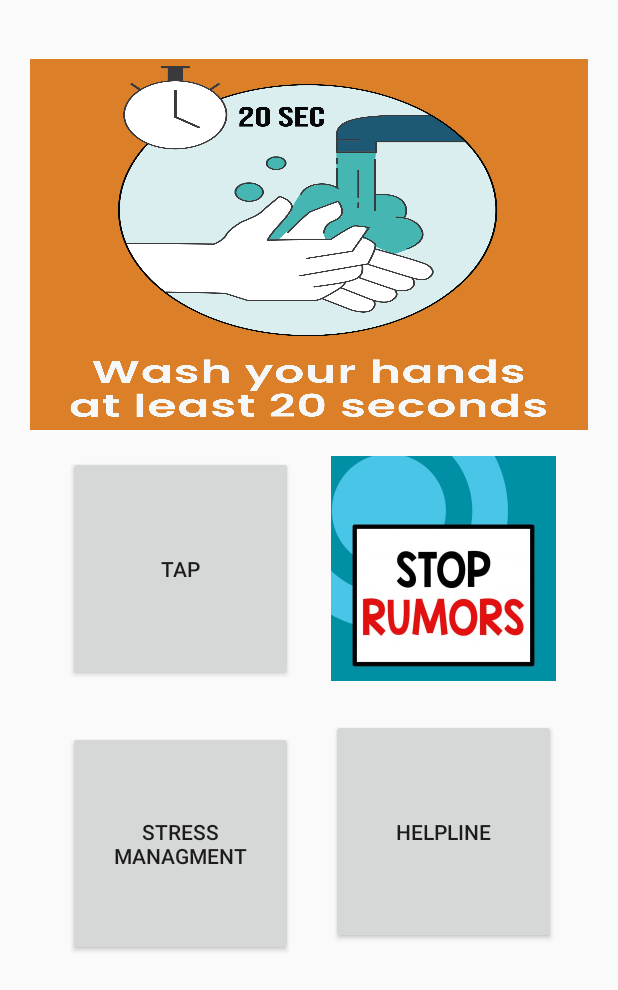
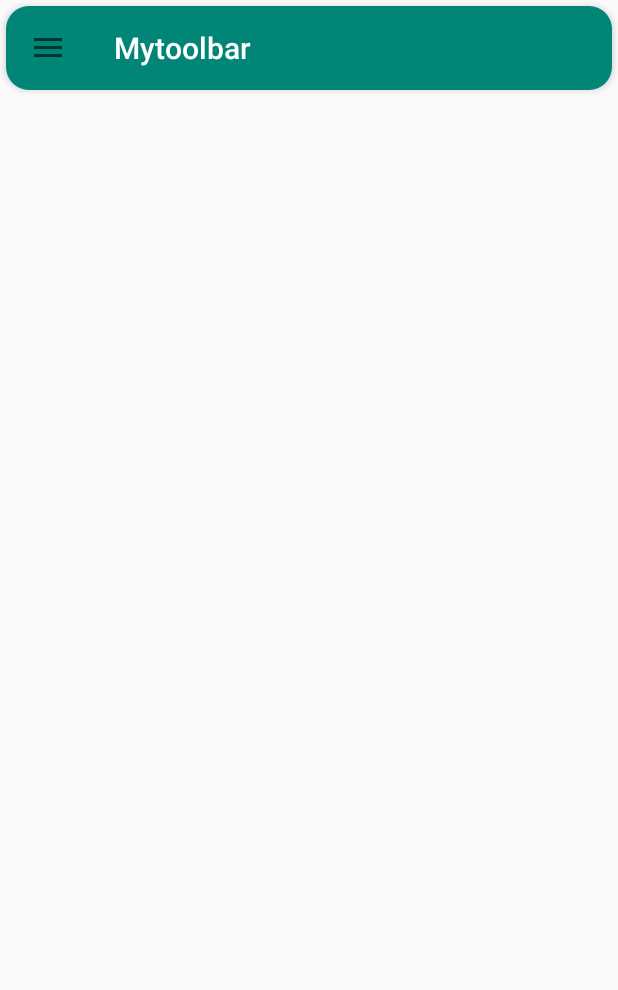
Before and after one commit to shwetakashid12/Hack_O-_Holics, an Android app: the screen it shows after launch (MainActivity before the commit, login after it), on a phone screen of 412 x 824 dp. Shown: the top 990 px of the screen. Run offline under Robolectric (Android 15) with nearby library versions, the phone set to English and light mode, and no system bars.

Commit message:
Drawer added

```diff
--- a/app/build.gradle
+++ b/app/build.gradle
@@ -34,4 +34,8 @@ dependencies {
     implementation 'com.leo.simplearcloader:simplearcloader:1.0.+'
     implementation 'com.github.bumptech.glide:glide:4.11.0'
     annotationProcessor 'com.github.bumptech.glide:compiler:4.11.0'
+    implementation "androidx.drawerlayout:drawerlayout:1.0.0"
+    implementation 'com.google.android.material:material:1.2.0-alpha06'
+
+
 }
--- a/app/src/main/AndroidManifest.xml
+++ b/app/src/main/AndroidManifest.xml
@@ -1,7 +1,8 @@
 <?xml version="1.0" encoding="utf-8"?>
 <manifest xmlns:android="http://schemas.android.com/apk/res/android"
     package="com.example.hackthon_covid">
-    <uses-permission android:name="android.permission.INTERNET"/>
+
+    <uses-permission android:name="android.permission.INTERNET" />
 
     <application
         android:allowBackup="true"
@@ -10,13 +11,7 @@
         android:roundIcon="@mipmap/ic_launcher_round"
         android:supportsRtl="true"
         android:theme="@style/AppTheme">
-        <activity android:name=".count_start">
-
-
-        </activity>
-        <activity android:name=".TRENDING_RUMORS_ABOUT_CORONA" />
-        <activity android:name=".HelpLine_No" />
-        <activity android:name=".MainActivity">
+        <activity android:name=".login">
             <intent-filter>
                 <action android:name="android.intent.action.MAIN" />
 
@@ -24,9 +19,14 @@
             </intent-filter>
 
         </activity>
-        <activity android:name=".AffectedCountries"/>
-        <activity android:name=".DetailActivity"/>
+        <activity android:name=".count_start"></activity>
+        <activity android:name=".TRENDING_RUMORS_ABOUT_CORONA" />
+        <activity android:name=".HelpLine_No" />
+        <activity android:name=".MainActivity">
 
+        </activity>
+        <activity android:name=".AffectedCountries" />
+        <activity android:name=".DetailActivity" />
     </application>
 
 </manifest>
--- /dev/null
+++ b/app/src/main/java/com/example/hackthon_covid/login.java
@@ -0,0 +1,67 @@
+package com.example.hackthon_covid;
+
+import androidx.annotation.NonNull;
+import androidx.appcompat.app.ActionBarDrawerToggle;
+import androidx.appcompat.app.AppCompatActivity;
+import androidx.appcompat.widget.Toolbar;
+import androidx.drawerlayout.widget.DrawerLayout;
+import androidx.fragment.app.Fragment;
+import androidx.fragment.app.FragmentTransaction;
+
+import android.content.Intent;
+import android.os.Bundle;
+import android.view.MenuItem;
+
+import com.google.android.material.navigation.NavigationView;
+
+public class login extends AppCompatActivity {
+
+    private DrawerLayout drawerLayout;
+    private ActionBarDrawerToggle actionBarDrawerToggle;
+    Toolbar toolbar;
+    NavigationView navigationView;
+    Intent i;
+
+    @Override
+    protected void onCreate(Bundle savedInstanceState) {
+        super.onCreate(savedInstanceState);
+        setContentView(R.layout.activity_login);
+        toolbar = findViewById(R.id.toolBar);
+
+        setSupportActionBar(toolbar);
+        drawerLayout = findViewById(R.id.drawer_layout);
+        actionBarDrawerToggle = new ActionBarDrawerToggle(this, drawerLayout, toolbar, R.string.open, R.string.close);
+        drawerLayout.addDrawerListener(actionBarDrawerToggle);
+
+        actionBarDrawerToggle.syncState();
+
+        navigationView = findViewById(R.id.nav_view);
+
+
+        navigationView.setNavigationItemSelectedListener(new NavigationView.OnNavigationItemSelectedListener() {
+            @Override
+            public boolean onNavigationItemSelected(@NonNull MenuItem item) {
+                int id=item.getItemId();
+
+                if(id==R.id.db)
+                {
+                    Intent intent=new Intent(login.this,MainActivity.class);
+                    startActivity(intent);
+                }
+
+
+                return false;
+            }
+        });
+
+    }
+
+    @Override
+    public boolean onOptionsItemSelected(@NonNull MenuItem item) {
+        if(actionBarDrawerToggle.onOptionsItemSelected(item))
+        {
+            return  true;
+        }
+        return super.onOptionsItemSelected(item);
+    }
+}
--- /dev/null
+++ b/app/src/main/res/drawable/ic_dashboard_black_24dp.xml
@@ -0,0 +1,9 @@
+<vector xmlns:android="http://schemas.android.com/apk/res/android"
+        android:width="24dp"
+        android:height="24dp"
+        android:viewportWidth="24.0"
+        android:viewportHeight="24.0">
+    <path
+        android:fillColor="#FF000000"
+        android:pathData="M3,13h8L11,3L3,3v10zM3,21h8v-6L3,15v6zM13,21h8L21,11h-8v10zM13,3v6h8L21,3h-8z"/>
+</vector>
--- /dev/null
+++ b/app/src/main/res/drawable/ic_feedback.xml
@@ -0,0 +1,9 @@
+<vector xmlns:android="http://schemas.android.com/apk/res/android"
+        android:width="24dp"
+        android:height="24dp"
+        android:viewportWidth="24.0"
+        android:viewportHeight="24.0">
+    <path
+        android:fillColor="#FF000000"
+        android:pathData="M20,2L4,2c-1.1,0 -1.99,0.9 -1.99,2L2,22l4,-4h14c1.1,0 2,-0.9 2,-2L22,4c0,-1.1 -0.9,-2 -2,-2zM13,14h-2v-2h2v2zM13,10h-2L11,6h2v4z"/>
+</vector>
--- /dev/null
+++ b/app/src/main/res/drawable/toolbar_style.xml
@@ -0,0 +1,9 @@
+<?xml version="1.0" encoding="utf-8"?>
+<shape xmlns:android="http://schemas.android.com/apk/res/android"
+    android:shape="rectangle">
+    <solid
+        android:color="@color/colorPrimary"/>
+    <corners
+        android:radius="15dp"/>
+
+</shape>
--- /dev/null
+++ b/app/src/main/res/layout/activity_login.xml
@@ -0,0 +1,27 @@
+<?xml version="1.0" encoding="utf-8"?>
+<androidx.drawerlayout.widget.DrawerLayout xmlns:android="http://schemas.android.com/apk/res/android"
+    xmlns:app="http://schemas.android.com/apk/res-auto"
+    xmlns:tools="http://schemas.android.com/tools"
+    android:layout_width="match_parent"
+    android:layout_height="match_parent"
+
+    android:id="@+id/drawer_layout"
+    tools:context=".login">
+   <include
+    android:layout_height="wrap_content"
+    android:layout_width="match_parent"
+    layout="@layout/app_bar"/>
+
+    <com.google.android.material.navigation.NavigationView
+        android:id="@+id/nav_view"
+        android:layout_width="wrap_content"
+        android:layout_height="match_parent"
+        android:layout_gravity="start"
+        android:fitsSystemWindows="true"
+
+        android:background="@color/white"
+        app:headerLayout="@layout/header"
+        app:itemIconTint="@color/darkgrey"
+        app:itemTextColor="@color/darkgrey"
+        app:menu="@menu/drawer_layout"/>
+</androidx.drawerlayout.widget.DrawerLayout>
--- a/app/src/main/res/layout/activity_main.xml
+++ b/app/src/main/res/layout/activity_main.xml
@@ -5,10 +5,9 @@ xmlns:tools="http://schemas.android.com/tools"
 android:layout_width="match_parent"
 android:layout_height="match_parent"
 android:orientation="vertical"
-    android:paddingLeft="20dp"
-    android:paddingTop="30dp"
-    android:paddingRight="20dp"
+
 tools:context=".MainActivity">
+
 
 
     <ViewFlipper
@@ -23,10 +22,10 @@ tools:context=".MainActivity">
 
         android:layout_alignParentRight="true"
         android:layout_centerVertical="true"
-        android:layout_marginStart="0dp"
+        android:layout_marginStart="15dp"
         android:layout_marginLeft="0dp"
-        android:layout_marginTop="9dp"
-        android:layout_marginEnd="0dp"
+        android:layout_marginTop="10dp"
+        android:layout_marginEnd="15dp"
         android:layout_marginRight="0dp"
         android:gravity="center"
         android:text="view">
@@ -58,6 +57,7 @@ tools:context=".MainActivity">
         android:layout_centerVertical="true"
         android:clickable="true"
 
+
         android:layout_marginLeft="5dp"
         android:text="Tap"
         android:layout_marginTop="2dp"
@@ -68,9 +68,10 @@ tools:context=".MainActivity">
         android:layout_width="150dp"
         android:layout_height="150dp"
 
+
         android:layout_centerVertical="true"
         android:layout_marginLeft="25dp"
-        android:layout_marginTop="2dp"
+        android:layout_marginTop="6dp"
         android:clickable="true"
         android:onClick="new_act"
         android:text="Tap"
@@ -99,7 +100,7 @@ tools:context=".MainActivity">
 
         android:layout_marginLeft="25dp"
         android:text="HelpLine"
-        android:layout_marginTop="25dp"
+        android:layout_marginTop="35dp"
         />
 
 
--- /dev/null
+++ b/app/src/main/res/layout/app_bar.xml
@@ -0,0 +1,21 @@
+<?xml version="1.0" encoding="utf-8"?>
+<androidx.coordinatorlayout.widget.CoordinatorLayout xmlns:android="http://schemas.android.com/apk/res/android"
+    android:layout_width="match_parent"
+    android:layout_height="match_parent"
+    xmlns:app="http://schemas.android.com/apk/res-auto">
+    <androidx.appcompat.widget.Toolbar
+        android:layout_width="match_parent"
+        android:layout_height="?attr/actionBarSize"
+        android:id="@+id/toolBar"
+        app:title="Mytoolbar"
+        app:titleTextColor="@color/white"
+        android:elevation="3dp"
+        android:background="@drawable/toolbar_style"
+        android:layout_margin="4dp"/>
+    <FrameLayout
+        android:layout_width="match_parent"
+        android:layout_height="match_parent"
+
+        android:id="@+id/frame_layout"/>
+
+</androidx.coordinatorlayout.widget.CoordinatorLayout>
--- /dev/null
+++ b/app/src/main/res/layout/header.xml
@@ -0,0 +1,15 @@
+<?xml version="1.0" encoding="utf-8"?>
+<LinearLayout xmlns:android="http://schemas.android.com/apk/res/android"
+    android:layout_width="match_parent"
+    android:layout_height="160dp"
+    android:orientation="vertical"
+    android:background="@drawable/header_background"
+    android:padding="20dp">
+    <ImageView
+        android:layout_width="75dp"
+        android:layout_height="75dp"
+        />
+
+
+
+</LinearLayout>
--- /dev/null
+++ b/app/src/main/res/menu/drawer_layout.xml
@@ -0,0 +1,25 @@
+<?xml version="1.0" encoding="utf-8"?>
+<menu xmlns:android="http://schemas.android.com/apk/res/android">
+    <item android:id="@+id/sign_up"
+        android:icon="@drawable/signup"
+        android:title="Signup"
+        />
+    <item android:id="@+id/lg"
+        android:icon="@drawable/login_img"
+        android:title="Login"
+        />
+    <item android:id="@+id/db"
+
+        android:title="Dashboard"
+        android:icon="@drawable/ic_dashboard_black_24dp"/>
+    <item android:id="@+id/profile"
+
+        android:title="Profile" />
+    <item android:id="@+id/feedback"
+
+        android:icon="@drawable/ic_feedback"
+        android:title="Feedback" />
+
+
+
+</menu>
--- a/app/src/main/res/values/colors.xml
+++ b/app/src/main/res/values/colors.xml
@@ -7,6 +7,10 @@
     <color name="color_white">#ededf2</color>
     <color name="color_two">#E3E0E0</color>
 
+    <color name="white">#ffffff</color>
+    <color name="darkgrey">#6c6c6c</color>
+
+
     <color name="cases">#FFA726</color>
     <color name="recovered">#66BB6A</color>
     <color name="deaths">#EF5350</color>
--- a/app/src/main/res/values/strings.xml
+++ b/app/src/main/res/values/strings.xml
@@ -1,3 +1,5 @@
 <resources>
     <string name="app_name">Hackthon_covid</string>
+    <string name="open">open</string>
+    <string name="close">close</string>
 </resources>
```
Also changed, not shown: app/src/main/res/drawable/header_background.JPEG (added), app/src/main/res/drawable/login_img.JPEG (added), app/src/main/res/drawable/signup.JPEG (added).
